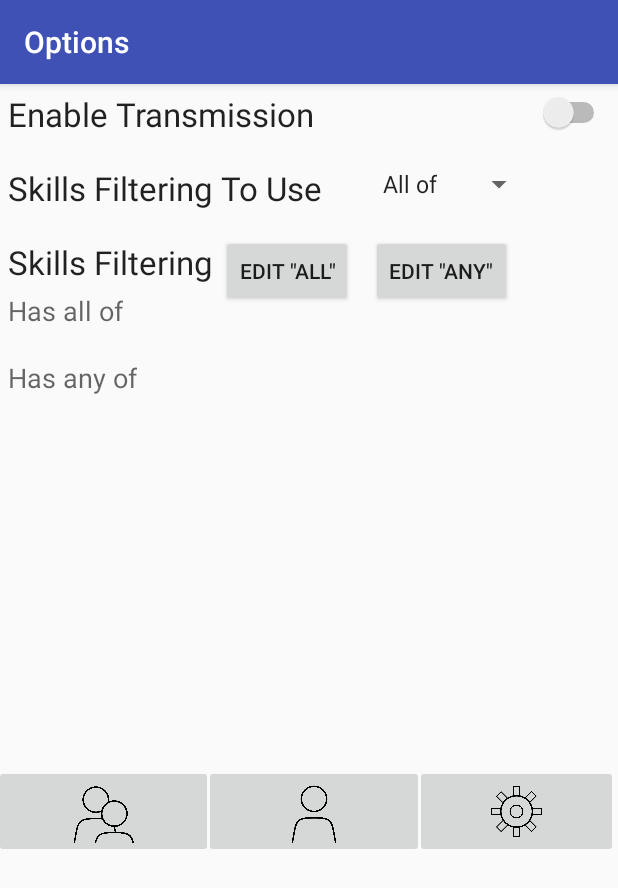
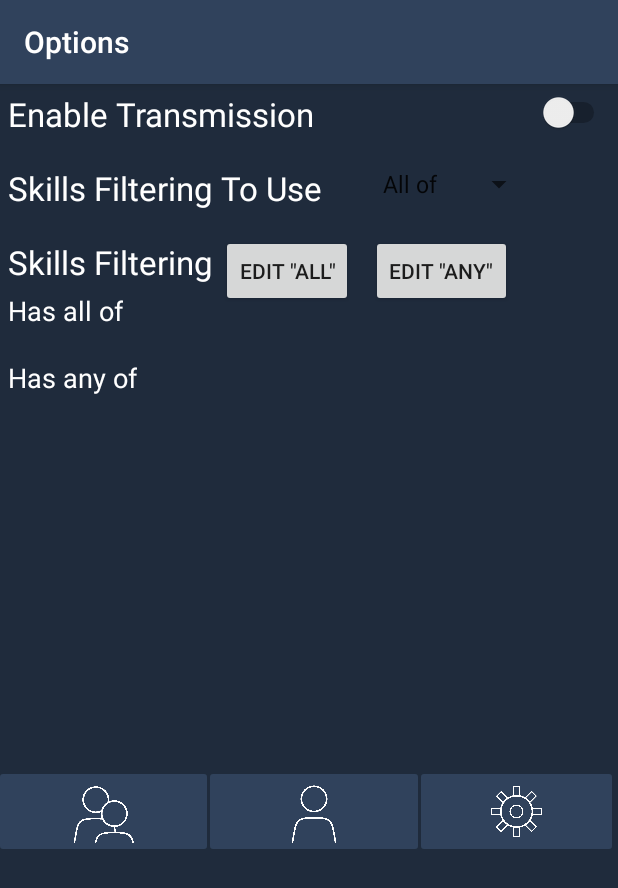
Before and after one commit to smahbod2014/StreetClash, an Android app: the OptionsActivity screen opened directly, with no data from a screen before it, on a phone screen of 412 x 824 dp. Shown: the top 888 px of the screen. Run offline under Robolectric (Android 15) with nearby library versions, the phone set to English and light mode, and no system bars; our stand-ins replace Volley; libraries missing offline, so code that uses them is left out: org.altbeacon.beacon; 2 statements that could not run were skipped.

Commit message:
changed colors

```diff
--- a/app/src/main/AndroidManifest.xml
+++ b/app/src/main/AndroidManifest.xml
@@ -15,7 +15,7 @@
         android:label="@string/app_name"
         android:supportsRtl="true"
         android:name=".BeaconTransmitterApplication"
-        android:theme="@style/AppTheme" >
+        android:theme="@style/AppTheme2" >
         <activity
             android:name=".FacebookLoginActivity"
             android:screenOrientation="portrait" >
--- a/app/src/main/res/layout/activity_options2.xml
+++ b/app/src/main/res/layout/activity_options2.xml
@@ -4,7 +4,7 @@
     android:orientation="vertical"
     android:layout_width="match_parent"
     android:layout_height="match_parent"
-    >
+    android:background="#1F2B3C">
 
     <ScrollView
         android:layout_width="wrap_content"
@@ -25,7 +25,8 @@
             android:layout_alignParentTop="true"
             android:layout_alignParentStart="true"
             android:layout_marginLeft="5dp"
-            android:layout_marginTop="5dp"/>
+            android:layout_marginTop="5dp"
+            android:textColor="#FFFFFF" />
 
         <Switch
             android:layout_width="wrap_content"
@@ -46,7 +47,8 @@
             android:layout_below="@+id/ao_tv5"
             android:layout_alignParentStart="true"
             android:layout_marginTop="20dp"
-            android:layout_marginLeft="5dp"/>
+            android:layout_marginLeft="5dp"
+            android:textColor="#FFFFFF" />
 
         <Button
             android:layout_width="wrap_content"
@@ -77,7 +79,8 @@
             android:id="@+id/ao_tv3"
             android:layout_below="@+id/ao_btnChangeFiltersAll"
             android:layout_alignStart="@+id/ao_skillsFilteringAll"
-            android:layout_marginTop="5dp"/>
+            android:layout_marginTop="5dp"
+            android:textColor="#FFFFFF" />
 
         <TextView
             android:layout_width="wrap_content"
@@ -87,7 +90,8 @@
             android:id="@+id/ao_tv4"
             android:layout_below="@id/ao_skillsFilteringAll"
             android:layout_alignStart="@+id/ao_skillsFilteringAll"
-            android:layout_marginTop="20dp"/>
+            android:layout_marginTop="20dp"
+            android:textColor="#FFFFFF" />
 
         <ListView
             android:layout_width="wrap_content"
@@ -117,7 +121,8 @@
             android:layout_below="@+id/ao_tv1"
             android:layout_alignParentStart="true"
             android:layout_marginLeft="5dp"
-            android:layout_marginTop="20dp"/>
+            android:layout_marginTop="20dp"
+            android:textColor="#FFFFFF" />
 
         <Spinner
             android:layout_width="wrap_content"
@@ -127,7 +132,8 @@
             android:layout_alignStart="@+id/ao_btnChangeFiltersAny"
             android:spinnerMode="dropdown"
             android:entries="@array/filtering_array"
-            android:layout_marginTop="20dp"/>
+            android:layout_marginTop="20dp"
+            android:textColor="#FFFFFF"/>
 
     </RelativeLayout>
     </ScrollView>
@@ -144,11 +150,12 @@
             android:id="@+id/imageButton2"
             android:layout_weight="0.26"
             android:layout_marginLeft="-4dp"
-            android:src="@mipmap/cse190_passfeedbutton"
+            android:src="@mipmap/cse190_passfeedbutton_white"
             android:scaleType="fitCenter"
             android:onClick="passFeedButtonClicked"
             android:layout_alignParentBottom="true"
-            android:layout_alignStart="@+id/ao_skillsFilteringAll"/>
+            android:layout_alignStart="@+id/ao_skillsFilteringAll"
+            android:backgroundTint="#30425C" />
 
         <ImageButton
             android:layout_width="135dp"
@@ -156,22 +163,24 @@
             android:id="@+id/imageButton3"
             android:layout_weight="0.26"
             android:layout_marginLeft="-6dp"
-            android:src="@mipmap/cse190_profilebutton"
+            android:src="@mipmap/cse190_profilebutton_white"
             android:scaleType="fitCenter"
             android:adjustViewBounds="false"
             android:onClick="profileButtonClicked"
             android:layout_alignParentBottom="true"
-            android:layout_alignEnd="@+id/ao_btnChangeFiltersAll"/>
+            android:layout_alignEnd="@+id/ao_btnChangeFiltersAll"
+            android:backgroundTint="#30425C" />
 
         <ImageButton
             android:layout_width="135dp"
             android:layout_height="62dp"
             android:id="@+id/imageButton4"
             android:layout_marginLeft="-6dp"
-            android:src="@mipmap/cse190_optionsbutton"
+            android:src="@mipmap/cse190_optionsbutton_white"
             android:scaleType="fitCenter"
             android:layout_alignParentBottom="true"
-            android:layout_alignEnd="@+id/ao_skillsFilteringAll"/>
+            android:layout_alignEnd="@+id/ao_skillsFilteringAll"
+            android:backgroundTint="#30425C" />
     </LinearLayout>
 
 </LinearLayout>
--- a/app/src/main/res/values/colors.xml
+++ b/app/src/main/res/values/colors.xml
@@ -4,4 +4,6 @@
     <color name="colorPrimaryDark">#303F9F</color>
     <color name="colorAccent">#FF4081</color>
     <color name="gray">#C9C9C9</color>
+    <color name="barColor">#30425C</color>
+    <color name="barColor2">#1F2B3C</color>
 </resources>
--- a/app/src/main/res/values/styles.xml
+++ b/app/src/main/res/values/styles.xml
@@ -8,4 +8,11 @@
         <item name="colorAccent">@color/colorAccent</item>
     </style>
 
+    <style name="AppTheme2" parent="Theme.AppCompat.Light.DarkActionBar">
+        <!-- Customize your theme here. -->
+        <item name="colorPrimary">@color/barColor</item>
+        <item name="colorPrimaryDark">@color/barColor</item>
+        <item name="colorAccent">@color/colorAccent</item>
+    </style>
+
 </resources>
```
Also changed, not shown: app/src/main/res/layout/activity_profile_edit.xml (+16 -8 lines), app/src/main/res/layout/activity_profile_view.xml (+23 -13 lines), app/src/main/res/layout/fragment_profile_list.xml (+11 -7 lines), app/src/main/res/mipmap-hdpi/cse190_optionsbutton_white.png (added), app/src/main/res/mipmap-hdpi/cse190_passfeedbutton_white.png (added), app/src/main/res/mipmap-hdpi/cse190_profilebutton_white.png (added), app/src/main/res/mipmap-hdpi/streetmeet_icon.png.
